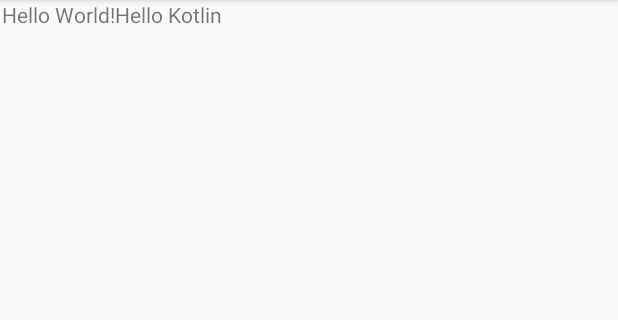
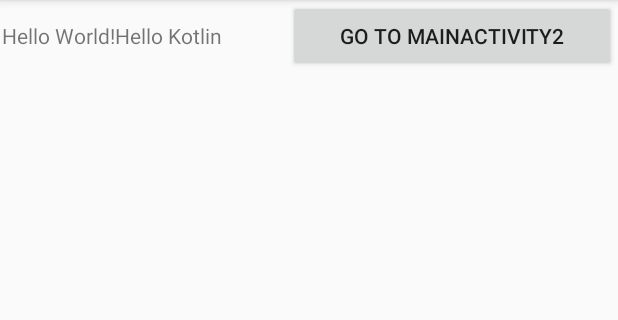
Before and after one commit to Yayoi-cs/Hackathon, an Android app: the screen it shows after launch (MainActivity), on a phone screen of 412 x 824 dp, the part 84-404 px from its top. Run offline under Robolectric (Android 15) with nearby library versions, the phone set to English and light mode, and no system bars.

Commit message:
Create ChatActivityPage

```diff
--- a/app/src/main/AndroidManifest.xml
+++ b/app/src/main/AndroidManifest.xml
@@ -12,6 +12,12 @@
         android:theme="@style/Theme.Hackathon"
         tools:targetApi="31">
         <activity
+            android:name=".ChatActivity"
+            android:exported="false" />
+        <activity
+            android:name=".MainActivity2"
+            android:exported="false" />
+        <activity
             android:name=".MainActivity"
             android:exported="true">
             <intent-filter>
--- a/app/src/main/java/com/example/hackathon/MainActivity.kt
+++ b/app/src/main/java/com/example/hackathon/MainActivity.kt
@@ -2,10 +2,17 @@
 
 import androidx.appcompat.app.AppCompatActivity
 import android.os.Bundle
+import android.widget.Button
+import android.content.Intent
 
 class MainActivity : AppCompatActivity() {
     override fun onCreate(savedInstanceState: Bundle?) {
         super.onCreate(savedInstanceState)
         setContentView(R.layout.activity_main)
+        val button = findViewById<Button>(R.id.button)
+        button.setOnClickListener {
+            val intent = Intent(this, ChatActivity::class.java)
+            startActivity(intent)
+        }
     }
 }
--- a/app/src/main/res/layout/activity_main.xml
+++ b/app/src/main/res/layout/activity_main.xml
@@ -25,6 +25,13 @@
             android:layout_height="wrap_content"
             android:layout_weight="1"
             android:text="Hello Kotlin" />
+
+        <Button
+            android:id="@+id/button"
+            android:layout_width="wrap_content"
+            android:layout_height="wrap_content"
+            android:layout_weight="1"
+            android:text="Go to MainActivity2" />
     </LinearLayout>
 
 </androidx.constraintlayout.widget.ConstraintLayout>
```
Also changed, not shown: app/src/main/java/com/example/hackathon/ChatActivity.kt (added, +14 -0 lines), app/src/main/res/layout/activity_chat.xml (added, +7 -0 lines).
